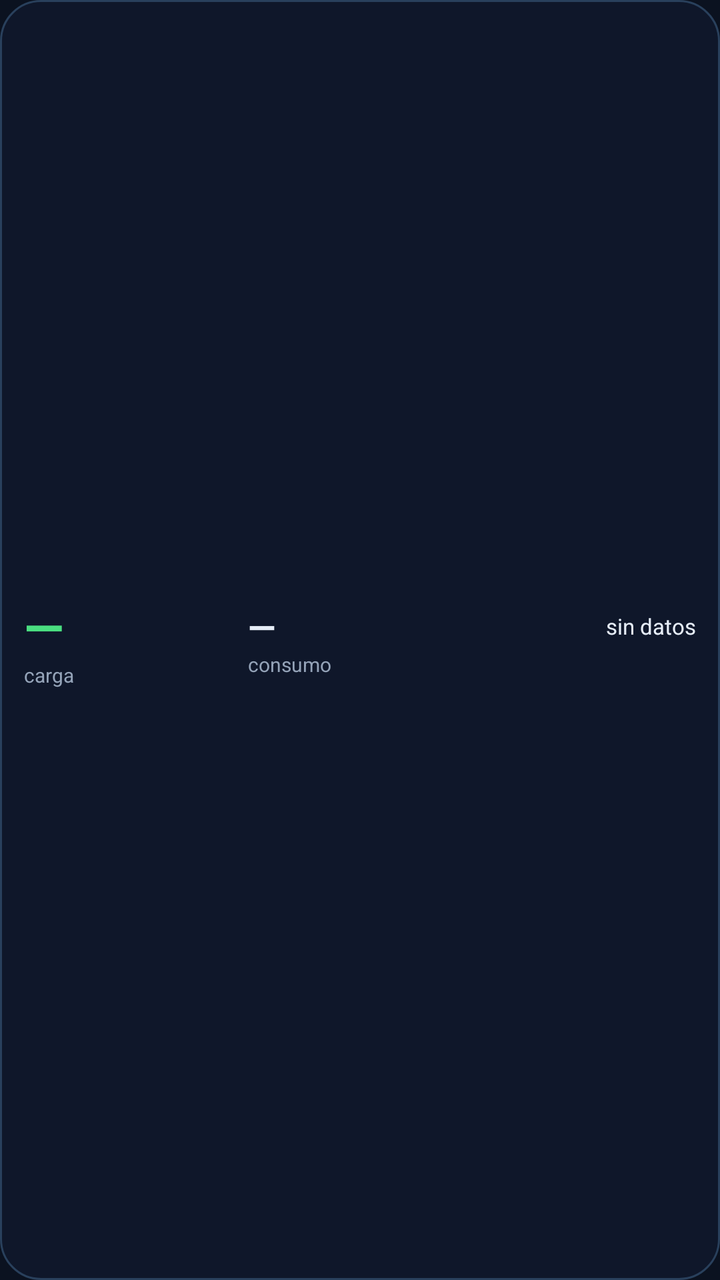
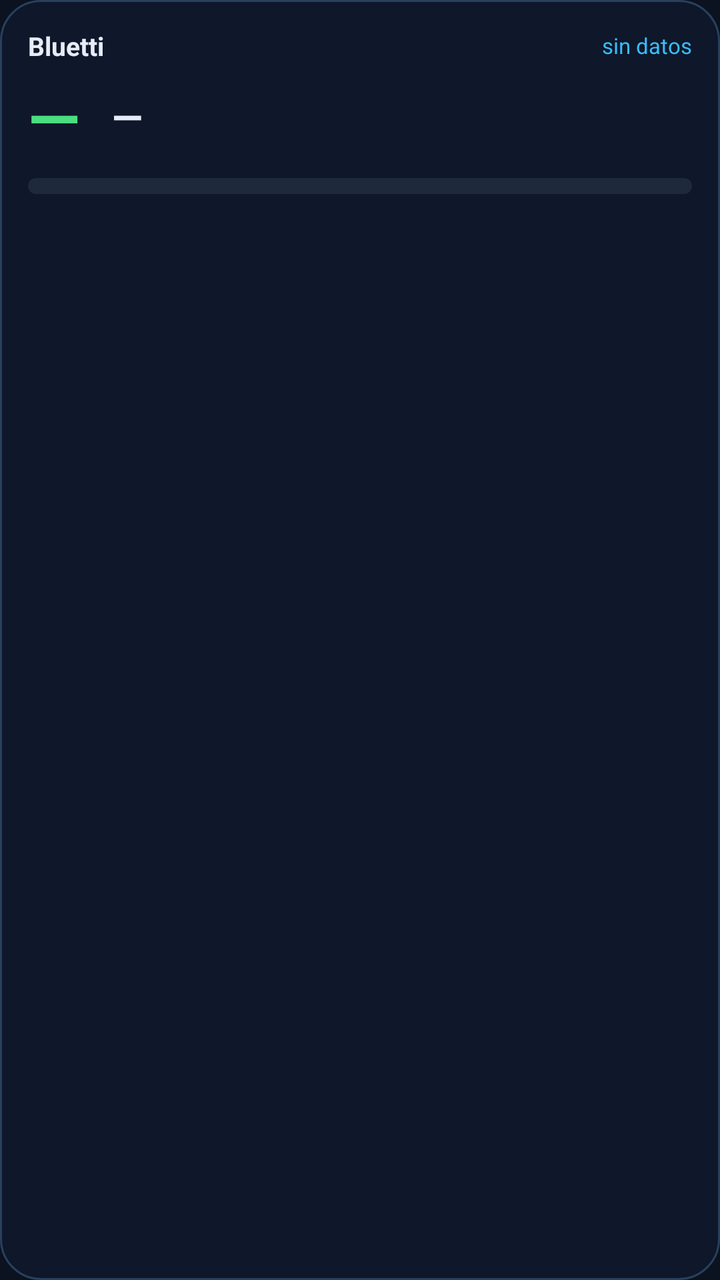

Compare the two renders of this Android layout. The source of the first and the diff that turns it into the second are given below.
<!-- AndroidManifest.xml: application theme AppTheme -->
<!-- res/layout/widget_bluetti.xml -->
<?xml version="1.0" encoding="utf-8"?>
<LinearLayout xmlns:android="http://schemas.android.com/apk/res/android"
    android:id="@+id/widget_root"
    android:layout_width="match_parent"
    android:layout_height="match_parent"
    android:background="@drawable/widget_bg"
    android:gravity="center_vertical"
    android:orientation="horizontal"
    android:padding="12dp">

    <LinearLayout
        android:layout_width="0dp"
        android:layout_height="wrap_content"
        android:layout_weight="1"
        android:orientation="vertical">

        <TextView
            android:id="@+id/widget_pct"
            android:layout_width="wrap_content"
            android:layout_height="wrap_content"
            android:text="—"
            android:textColor="@color/good"
            android:textSize="26sp"
            android:textStyle="bold" />

        <TextView
            android:layout_width="wrap_content"
            android:layout_height="wrap_content"
            android:text="carga"
            android:textColor="@color/muted"
            android:textSize="10sp" />
    </LinearLayout>

    <LinearLayout
        android:layout_width="0dp"
        android:layout_height="wrap_content"
        android:layout_weight="1"
        android:orientation="vertical">

        <TextView
            android:id="@+id/widget_w"
            android:layout_width="wrap_content"
            android:layout_height="wrap_content"
            android:text="—"
            android:textColor="@color/text"
            android:textSize="18sp"
            android:textStyle="bold" />

        <TextView
            android:layout_width="wrap_content"
            android:layout_height="wrap_content"
            android:text="consumo"
            android:textColor="@color/muted"
            android:textSize="10sp" />
    </LinearLayout>

    <LinearLayout
        android:layout_width="0dp"
        android:layout_height="wrap_content"
        android:layout_weight="1"
        android:gravity="end"
        android:orientation="vertical">

        <TextView
            android:id="@+id/widget_state"
            android:layout_width="wrap_content"
            android:layout_height="wrap_content"
            android:text="sin datos"
            android:textColor="@color/text"
            android:textSize="11sp" />

        <TextView
            android:id="@+id/widget_time"
            android:layout_width="wrap_content"
            android:layout_height="wrap_content"
            android:textColor="@color/muted"
            android:textSize="10sp" />
    </LinearLayout>
</LinearLayout>
<!-- resources referenced by this layout -->
<resources>
  <color name="good">#4ADE80</color>
  <color name="muted">#94A3B8</color>
  <color name="text">#E6EDF7</color>
  <!-- drawable widget_bg (drawable) -->
  <?xml version="1.0" encoding="utf-8"?>
  <shape xmlns:android="http://schemas.android.com/apk/res/android" android:shape="rectangle">
      <solid android:color="#0F172A" />
      <corners android:radius="20dp" />
      <stroke android:width="1dp" android:color="#29405C" />
  </shape>
  <style name="AppTheme" parent="@android:style/Theme.Material.NoActionBar">
          <item name="android:windowBackground">@color/bg</item>
          <item name="android:statusBarColor">@color/bg</item>
          <item name="android:navigationBarColor">@color/bg</item>
          <item name="android:colorAccent">@color/accent</item>
          <item name="android:colorPrimary">@color/accent</item>
          <item name="android:colorPrimaryDark">@color/bg</item>
          <item name="android:textColorPrimary">@color/text</item>
          <item name="android:textColorSecondary">@color/muted</item>
      </style>
  <color name="bg">#0B1220</color>
  <color name="accent">#38BDF8</color>
</resources>

<!-- the commit's change to res/layout/widget_bluetti.xml (unified diff, before → after) -->
@@ -4,15 +4,40 @@
     android:layout_width="match_parent"
     android:layout_height="match_parent"
     android:background="@drawable/widget_bg"
-    android:gravity="center_vertical"
-    android:orientation="horizontal"
-    android:padding="12dp">
+    android:orientation="vertical"
+    android:padding="14dp">
 
     <LinearLayout
-        android:layout_width="0dp"
+        android:layout_width="match_parent"
         android:layout_height="wrap_content"
-        android:layout_weight="1"
-        android:orientation="vertical">
+        android:gravity="center_vertical"
+        android:orientation="horizontal">
+
+        <TextView
+            android:id="@+id/widget_name"
+            android:layout_width="0dp"
+            android:layout_height="wrap_content"
+            android:layout_weight="1"
+            android:text="Bluetti"
+            android:textColor="@color/text"
+            android:textSize="13sp"
+            android:textStyle="bold" />
+
+        <TextView
+            android:id="@+id/widget_state"
+            android:layout_width="wrap_content"
+            android:layout_height="wrap_content"
+            android:text="sin datos"
+            android:textColor="@color/accent"
+            android:textSize="11sp" />
+    </LinearLayout>
+
+    <LinearLayout
+        android:layout_width="match_parent"
+        android:layout_height="wrap_content"
+        android:layout_marginTop="4dp"
+        android:gravity="center_vertical"
+        android:orientation="horizontal">
 
         <TextView
             android:id="@+id/widget_pct"
@@ -20,60 +45,43 @@
             android:layout_height="wrap_content"
             android:text="—"
             android:textColor="@color/good"
-            android:textSize="26sp"
+            android:textSize="34sp"
             android:textStyle="bold" />
-
-        <TextView
-            android:layout_width="wrap_content"
-            android:layout_height="wrap_content"
-            android:text="carga"
-            android:textColor="@color/muted"
-            android:textSize="10sp" />
-    </LinearLayout>
-
-    <LinearLayout
-        android:layout_width="0dp"
-        android:layout_height="wrap_content"
-        android:layout_weight="1"
-        android:orientation="vertical">
 
         <TextView
             android:id="@+id/widget_w"
             android:layout_width="wrap_content"
             android:layout_height="wrap_content"
+            android:layout_marginStart="16dp"
             android:text="—"
             android:textColor="@color/text"
-            android:textSize="18sp"
+            android:textSize="20sp"
             android:textStyle="bold" />
 
         <TextView
-            android:layout_width="wrap_content"
+            android:id="@+id/widget_updated"
+            android:layout_width="0dp"
             android:layout_height="wrap_content"
-            android:text="consumo"
+            android:layout_weight="1"
+            android:gravity="end"
             android:textColor="@color/muted"
             android:textSize="10sp" />
     </LinearLayout>
 
-    <LinearLayout
-        android:layout_width="0dp"
+    <ProgressBar
+        android:id="@+id/widget_bar"
+        style="?android:attr/progressBarStyleHorizontal"
+        android:layout_width="match_parent"
+        android:layout_height="8dp"
+        android:layout_marginTop="8dp"
+        android:max="100"
+        android:progressDrawable="@drawable/widget_battery" />
+
+    <TextView
+        android:id="@+id/widget_breakdown"
+        android:layout_width="match_parent"
         android:layout_height="wrap_content"
-        android:layout_weight="1"
-        android:gravity="end"
-        android:orientation="vertical">
-
-        <TextView
-            android:id="@+id/widget_state"
-            android:layout_width="wrap_content"
-            android:layout_height="wrap_content"
-            android:text="sin datos"
-            android:textColor="@color/text"
-            android:textSize="11sp" />
-
-        <TextView
-            android:id="@+id/widget_time"
-            android:layout_width="wrap_content"
-            android:layout_height="wrap_content"
-            android:textColor="@color/muted"
-            android:textSize="10sp" />
-    </LinearLayout>
+        android:layout_marginTop="5dp"
+        android:textColor="@color/muted"
+        android:textSize="10sp" />
 </LinearLayout>
<!-- resource entries referenced after the edit -->
@@ -3,6 +3,27 @@
   <color name="good">#4ADE80</color>
   <color name="muted">#94A3B8</color>
   <color name="text">#E6EDF7</color>
+  <!-- drawable widget_battery (drawable) -->
+  <?xml version="1.0" encoding="utf-8"?>
+  <layer-list xmlns:android="http://schemas.android.com/apk/res/android">
+      <item android:id="@android:id/background">
+          <shape android:shape="rectangle">
+              <corners android:radius="6dp" />
+              <solid android:color="#1E293B" />
+          </shape>
+      </item>
+      <item android:id="@android:id/progress">
+          <clip>
+              <shape android:shape="rectangle">
+                  <corners android:radius="6dp" />
+                  <gradient
+                      android:angle="0"
+                      android:endColor="#4ADE80"
+                      android:startColor="#38BDF8" />
+              </shape>
+          </clip>
+      </item>
+  </layer-list>
   <!-- drawable widget_bg (drawable) -->
   <?xml version="1.0" encoding="utf-8"?>
   <shape xmlns:android="http://schemas.android.com/apk/res/android" android:shape="rectangle">
